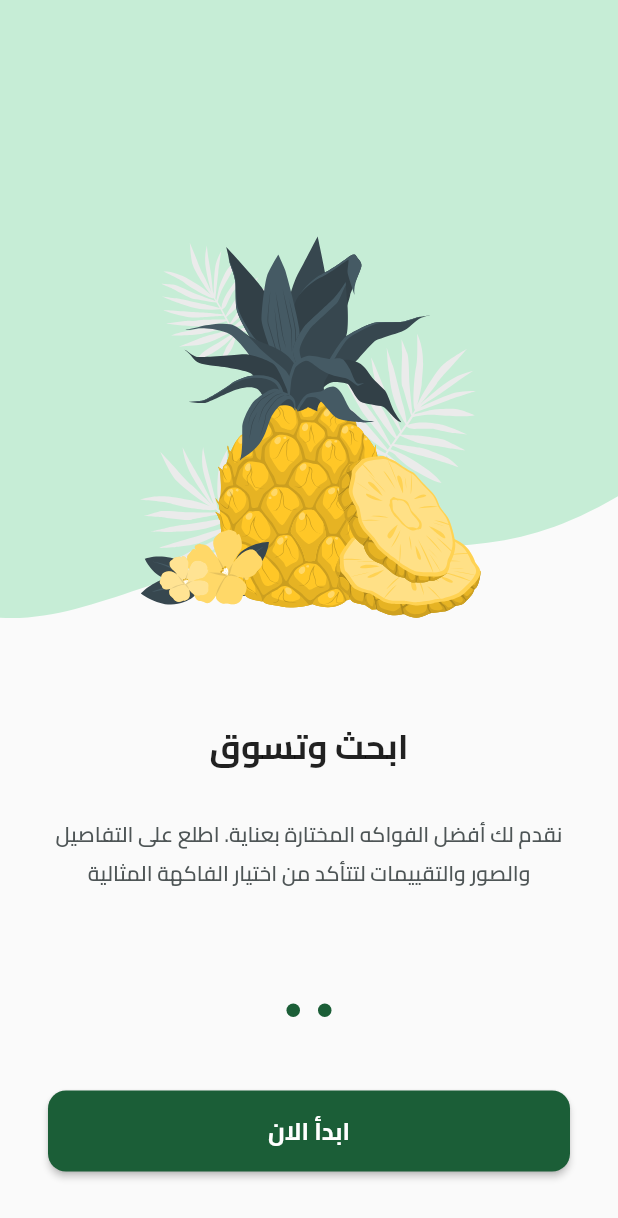
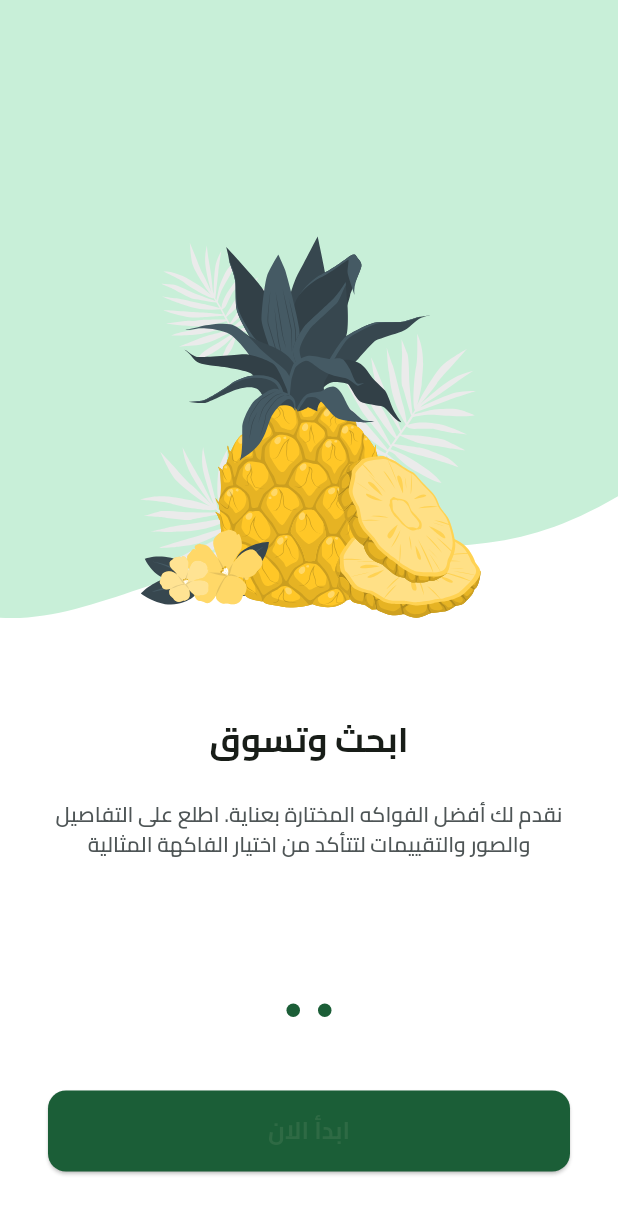
Before and after one commit to HamzaAlwajeeh/Fruits-Hub, a Flutter app: the screen it shows after launch, swiped to page 2, on a phone screen of 412 x 824 dp. Shown: the top 1218 px of the screen. Run offline on Flutter 3.47's test engine with Material 3 defaults, Android fonts, the phone set to English and light mode, and no system bars; drawn by our look-alikes of dots_indicator; our stand-ins replace flutter_svg, shared_preferences.

```diff
--- a/lib/main.dart
+++ b/lib/main.dart
@@ -3,6 +3,7 @@ import 'package:flutter_localizations/flutter_localizations.dart';
 import 'package:fruits_hub/Features/splash/presentation/views/splash_view.dart';
 import 'package:fruits_hub/core/helper/functions/on_generate_routes.dart';
 import 'package:fruits_hub/core/services/shared_pref_singleton.dart';
+import 'package:fruits_hub/core/utils/app_colors.dart';
 import 'package:fruits_hub/generated/l10n.dart';
 
 void main() async {
@@ -28,7 +29,12 @@ class FruitsHub extends StatelessWidget {
       ],
       supportedLocales: S.delegate.supportedLocales,
       debugShowCheckedModeBanner: false,
-      theme: ThemeData(useMaterial3: false, fontFamily: 'Cairo'),
+      theme: ThemeData(
+        // useMaterial3: false,
+        fontFamily: 'Cairo',
+        scaffoldBackgroundColor: Colors.white,
+        colorScheme: ColorScheme.fromSeed(seedColor: AppColors.primaryColor),
+      ),
       onGenerateRoute: onGenerateRoute,
       initialRoute: SplashView.routeName,
     );
```
Also changed, not shown: lib/Features/auth/presentation/views/login_view.dart (+9 -1 lines), lib/core/widgets/custom_app_bar.dart (added, +22 -0 lines).
